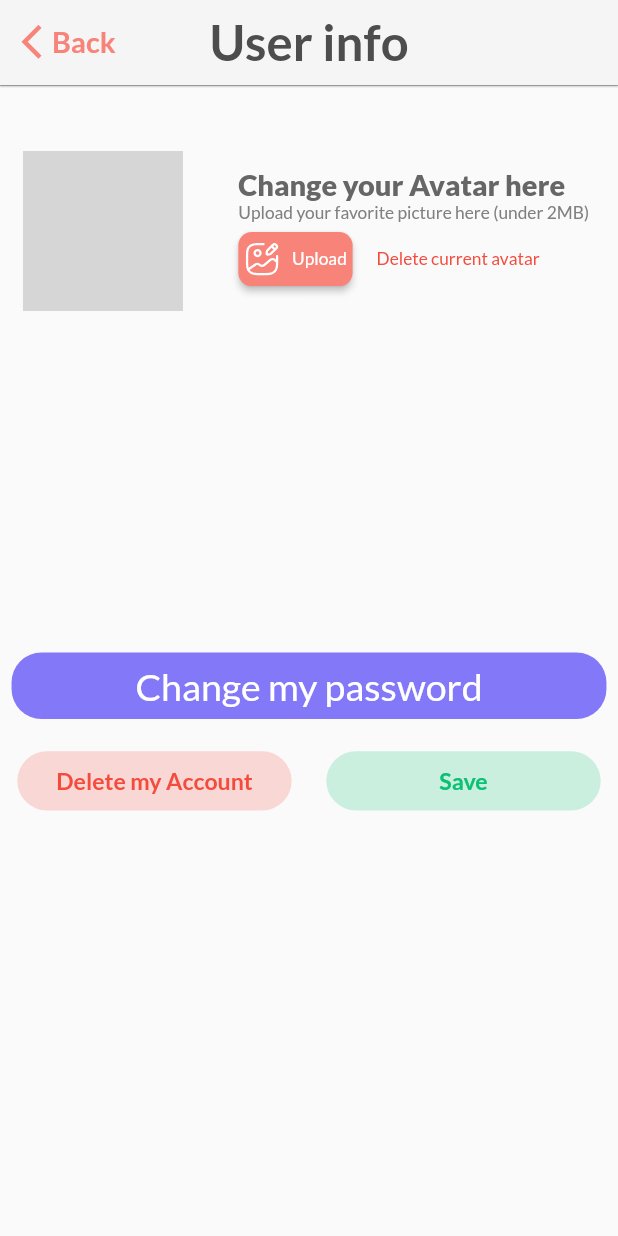
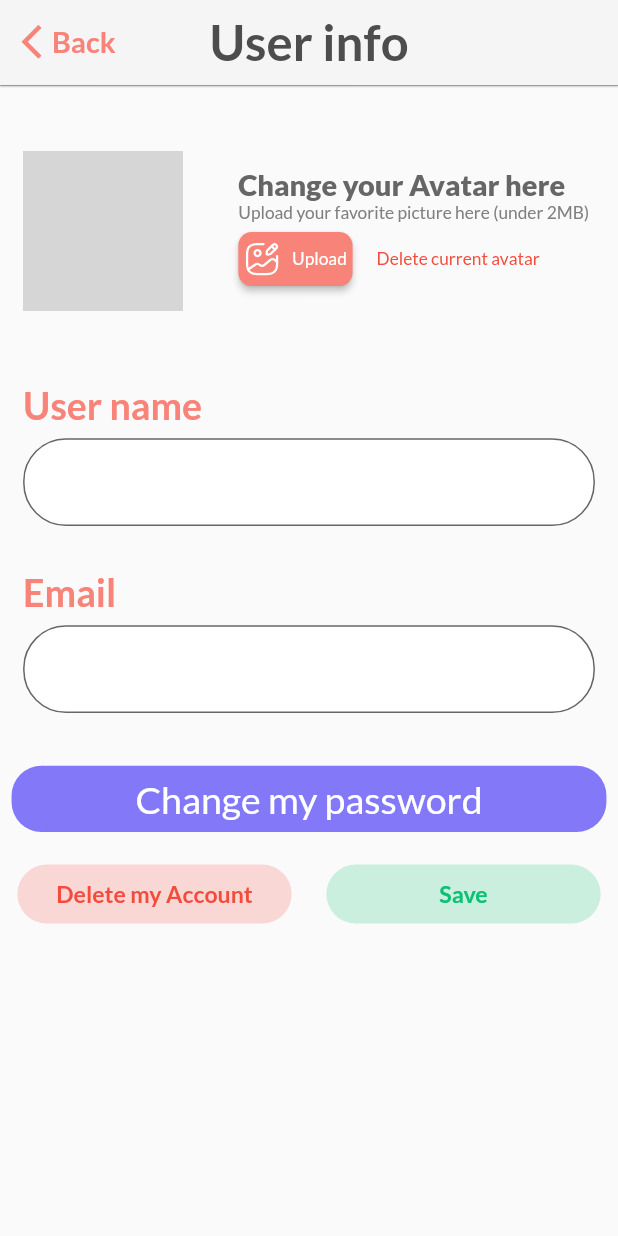
Before and after one commit to 2014469/note_app, a Flutter app: the InfoUserScreen screen opened by its route, after a tap on "Upload", on a phone screen of 412 x 824 dp. Run offline on Flutter 3.47's test engine with Material 2 defaults, Android fonts, the phone set to English and light mode, and no system bars; our stand-ins replace cloud_firestore, firebase_auth, firebase_core, firebase_storage, flutter_colorpicker, flutter_screenutil and 7 more; missing offline and left inert: flutter_quill, flutter_quill_extensions; accounts and stored records are empty; network calls fail; grey boxes are pictures that could not be loaded.

Commit message:
Hoàn thiện trang User Info ✅, bổ sung ImagePicker ⚠(Chưa hoạt động)

```diff
--- a/lib/screens/info_user.screen.dart
+++ b/lib/screens/info_user.screen.dart
@@ -1,6 +1,7 @@
 import 'package:flutter/material.dart';
 import 'package:flutter_screenutil/flutter_screenutil.dart';
 import 'package:flutter_svg/flutter_svg.dart';
+import 'package:image_picker/image_picker.dart';
 import 'package:note_app/resources/colors/colors.dart';
 import 'package:note_app/resources/constants/asset_path.dart';
 import 'package:note_app/resources/fonts/enum_text_styles.dart';
@@ -8,17 +9,31 @@ import 'package:note_app/resources/fonts/text_styles.dart';
 import 'package:note_app/screens/user_info/buttons.dart';
 import 'package:note_app/widgets/app_bar.dart';
 import 'package:note_app/widgets/avatar/avatar_appbar.dart';
+import 'package:note_app/widgets/text_field/text_field.dart';
 import 'package:provider/provider.dart';
-
 import '../providers/auth.provider.dart';
 
 class InfoUserScreen extends StatelessWidget {
   const InfoUserScreen({super.key});
 
+  _getFromGallery() async {
+    XFile? file = await ImagePicker().pickImage(
+      source: ImageSource.gallery,
+      maxWidth: 1800,
+      maxHeight: 1800,
+    );
+    if (file != null) {
+      // File imageFile = File(file.path);
+    }
+  }
+
   @override
   Widget build(BuildContext context) {
     UserProvider userProvider = Provider.of<UserProvider>(context);
+    TextEditingController usernameController = TextEditingController();
+    TextEditingController emailController = TextEditingController();
     return Scaffold(
+      resizeToAvoidBottomInset: false,
       appBar: CustomAppbar(
         title: "User info",
         handleBackBtn: (() => Navigator.of(context).pop()),
@@ -27,7 +42,8 @@ class InfoUserScreen extends StatelessWidget {
         child: Padding(
           padding: EdgeInsets.symmetric(vertical: 32.h),
           child: Center(
-            child: Column(children: [
+            child:
+                Column(crossAxisAlignment: CrossAxisAlignment.start, children: [
               Padding(
                 padding: EdgeInsets.all(16.w),
                 child: Row(
@@ -56,7 +72,9 @@ class InfoUserScreen extends StatelessWidget {
                             mainAxisAlignment: MainAxisAlignment.start,
                             children: [
                               SmallIconButton(
-                                onPressed: () {},
+                                onPressed: () {
+                                  _getFromGallery();
+                                },
                                 btnText: "Upload",
                                 svgIcon: SvgPicture.asset(AssetPaths.upload),
                               ),
@@ -87,15 +105,40 @@ class InfoUserScreen extends StatelessWidget {
               SizedBox(
                 height: 32.h,
               ),
-              Text(userProvider.getCurrentUser.displayName!,
-                  style: AppTextStyles.h4[TextWeights.semibold]),
-              Text(userProvider.getCurrentUser.email!,
-                  style: AppTextStyles.h6[TextWeights.semibold]),
-              Text(userProvider.getCurrentUser.uID!,
-                  style: AppTextStyles.h6[TextWeights.semibold]),
-              SizedBox(
-                height: 100.h,
+              Padding(
+                padding: EdgeInsets.symmetric(horizontal: 16.w, vertical: 4.h),
+                child: Text(
+                  "User name",
+                  style: AppTextStyles.h5[TextWeights.semibold]
+                      ?.copyWith(color: AppColors.primary),
+                ),
               ),
+              InputField(
+                controller: usernameController,
+                hintText: userProvider.getCurrentUser.displayName!,
+              ),
+
+              Padding(
+                padding: EdgeInsets.symmetric(horizontal: 16.w, vertical: 4.h),
+                child: Text(
+                  "Email",
+                  style: AppTextStyles.h5[TextWeights.semibold]
+                      ?.copyWith(color: AppColors.primary),
+                ),
+              ),
+              InputField(
+                controller: emailController,
+                hintText: userProvider.getCurrentUser.email!,
+              ),
+              // Text(userProvider.getCurrentUser.displayName!,
+              //     style: AppTextStyles.h4[TextWeights.semibold]),
+              // Text(userProvider.getCurrentUser.email!,
+              //     style: AppTextStyles.h6[TextWeights.semibold]),
+              // Text(userProvider.getCurrentUser.uID!,
+              //     style: AppTextStyles.h6[TextWeights.semibold]),
+              // SizedBox(
+              //   height: 100.h,
+              // ),
               ColorButton(
                 text: 'Change my password',
                 color: const Color(0xff8278F8),
--- a/lib/widgets/text_field/text_field.dart
+++ b/lib/widgets/text_field/text_field.dart
@@ -4,6 +4,7 @@ import 'package:note_app/resources/colors/colors.dart';
 
 // ô nhập dữ liệu email
 class InputField extends StatelessWidget {
+  final String? defaultText;
   final TextEditingController controller;
   final String? errorText;
   final String? hintText;
@@ -11,6 +12,7 @@ class InputField extends StatelessWidget {
   final Function(String)? onChanged;
   const InputField({
     super.key,
+    this.defaultText,
     this.errorText,
     this.onChanged,
     this.hintText,
@@ -29,6 +31,7 @@ class InputField extends StatelessWidget {
         onChanged: onChanged,
         controller: controller,
         decoration: InputDecoration(
+          labelText: defaultText,
           hintText: hintText,
           errorText: errorText,
           helperText: helperText,
@@ -50,11 +53,11 @@ class PasswordField extends StatefulWidget {
   final String? hintText;
   final String? helperText;
   final Function(String)? onChanged;
-  const PasswordField(
-      {super.key,
-      this.errorText,
-      this.onChanged,
-      this.hintText,
+  const PasswordField({
+    super.key,
+    this.errorText,
+    this.onChanged,
+    this.hintText,
     required this.controller,
     this.helperText = " ",
   });
--- a/pubspec.yaml
+++ b/pubspec.yaml
@@ -59,6 +59,7 @@ dependencies:
   firebase_storage: ^11.0.6
   shared_preferences: ^2.0.15
   flutter_colorpicker: ^1.0.3
+  image_picker: ^0.8.6
 
 dev_dependencies:
   flutter_test:
```
Also changed, not shown: pubspec.lock.
